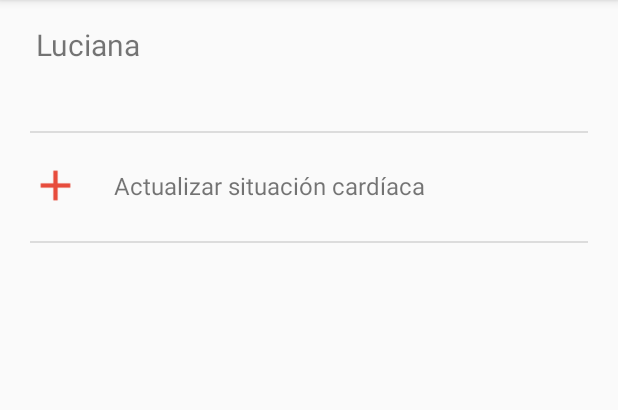
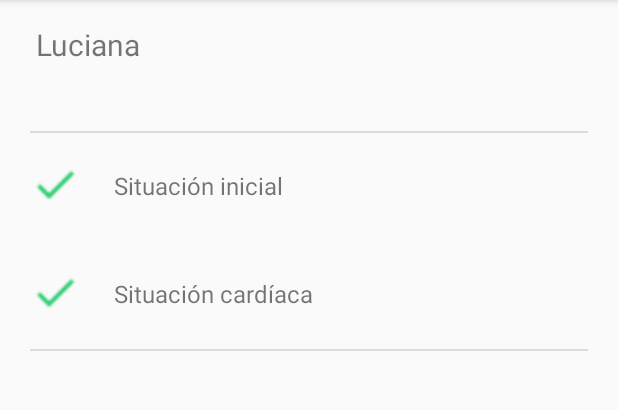
Before and after one commit to luacevedo/heart-baymax, an Android app: the PatientPageFragment screen opened directly, with no data from a screen before it, on a phone screen of 412 x 824 dp, the part 84-494 px from its top. Run offline under Robolectric (Android 15) with nearby library versions, the phone set to English and light mode, and no system bars; 4 statements that could not run were skipped.

Commit message:
Added PatientStageView for PatientPage

```diff
--- a/app/src/main/java/com/luacevedo/heartbaymax/Constants.java
+++ b/app/src/main/java/com/luacevedo/heartbaymax/Constants.java
@@ -80,4 +80,8 @@ public class Constants {
         public static final String PRELIMINARY_DIAGNOSIS = "PreliminaryDiagnosis";
     }
 
+    public enum PatientStage {
+        INITIAL_STATE, HEART_SITUATION
+    }
+
 }
--- /dev/null
+++ b/app/src/main/java/com/luacevedo/heartbaymax/interfaces/OnPatientStageClick.java
@@ -0,0 +1,9 @@
+package com.luacevedo.heartbaymax.interfaces;
+
+import com.luacevedo.heartbaymax.Constants;
+
+public interface OnPatientStageClick {
+
+    void onPageStageClick(Constants.PatientStage stage, boolean isCompleted);
+
+}
--- a/app/src/main/java/com/luacevedo/heartbaymax/ui/fragments/HomeFragment.java
+++ b/app/src/main/java/com/luacevedo/heartbaymax/ui/fragments/HomeFragment.java
@@ -84,7 +84,7 @@ public class HomeFragment extends BaseFragment implements View.OnClickListener,
     }
 
     private void getPatientAttributes() {
-        progress = ProgressDialog.show(getActivity(), null, "Cargando", true);
+        progress = ProgressDialog.show(getActivity(), null, getString(R.string.loading), true);
         CallId callId = new CallId(CallOrigin.NEW_PATIENT, CallType.PATIENT_ATTRIBUTES);
         mochiApi.getPatientAttributes(callId, getPatientAttributesCallback());
     }
--- a/app/src/main/java/com/luacevedo/heartbaymax/ui/fragments/PatientPageFragment.java
+++ b/app/src/main/java/com/luacevedo/heartbaymax/ui/fragments/PatientPageFragment.java
@@ -1,6 +1,7 @@
 package com.luacevedo.heartbaymax.ui.fragments;
 
 import android.os.Bundle;
+import android.util.Log;
 import android.view.LayoutInflater;
 import android.view.View;
 import android.view.ViewGroup;
@@ -11,18 +12,21 @@ import android.widget.TextView;
 import com.luacevedo.heartbaymax.Constants;
 import com.luacevedo.heartbaymax.R;
 import com.luacevedo.heartbaymax.helpers.IntentFactory;
+import com.luacevedo.heartbaymax.helpers.LogInternal;
+import com.luacevedo.heartbaymax.interfaces.OnPatientStageClick;
 import com.luacevedo.heartbaymax.model.patient.Patient;
 import com.luacevedo.heartbaymax.model.patient.PatientAttribute;
 import com.luacevedo.heartbaymax.ui.views.PatientAttributeView;
+import com.luacevedo.heartbaymax.ui.views.PatientStageView;
 
 import java.util.ArrayList;
 import java.util.List;
 
-public class PatientPageFragment extends BaseFragment implements View.OnClickListener {
+public class PatientPageFragment extends BaseFragment implements OnPatientStageClick {
 
     private Patient patient;
-    private LinearLayout addHeartSituationLayout;
-    private LinearLayout continueDiagnosisLayout;
+    private PatientStageView heartSituationView;
+    private PatientStageView initialSituationView;
     private LinearLayout patientContentLayout;
     private TextView patientName;
 
@@ -44,15 +48,16 @@ public class PatientPageFragment extends BaseFragment implements View.OnClickLis
         patientContentLayout = (LinearLayout) view.findViewById(R.id.patient_page_content);
         patientName = (TextView) view.findViewById(R.id.patient_page_name);
         patientName.setText(patient.getName());
-        addHeartSituationLayout = (LinearLayout) view.findViewById(R.id.add_heart_situation_layout);
-        addHeartSituationLayout.setOnClickListener(this);
-        continueDiagnosisLayout = (LinearLayout) view.findViewById(R.id.continue_diagnosis_layout);
-        continueDiagnosisLayout.setOnClickListener(this);
+        initialSituationView = (PatientStageView) view.findViewById(R.id.initial_state_stage);
+        initialSituationView.setupView(Constants.PatientStage.INITIAL_STATE, true, this);
+        heartSituationView = (PatientStageView) view.findViewById(R.id.heart_situation_stage);
+        heartSituationView.setupView(Constants.PatientStage.HEART_SITUATION, true, this);
     }
 
     private void addPatientAttributes() {
         List<PatientAttribute> essentialSymptomsList = new ArrayList<>();
         List<PatientAttribute> secondarySymptomsList = new ArrayList<>();
+        List<PatientAttribute> preliminaryDiagnosisList = new ArrayList<>();
         for (PatientAttribute attribute : patient.getAttributesMap().values()) {
             String root = attribute.getAttribute().getRootParent();
             switch (root) {
@@ -62,6 +67,9 @@ public class PatientPageFragment extends BaseFragment implements View.OnClickLis
                 case Constants.Patient.SECONDARY_SYMPTOMS:
                     secondarySymptomsList.add(attribute);
                     break;
+                case Constants.Patient.PRELIMINARY_DIAGNOSIS:
+                    preliminaryDiagnosisList.add(attribute);
+                    break;
                 default:
                     break;
             }
@@ -69,6 +77,7 @@ public class PatientPageFragment extends BaseFragment implements View.OnClickLis
 
         addValuesToLayout(essentialSymptomsList);
         addValuesToLayout(secondarySymptomsList);
+        addValuesToLayout(preliminaryDiagnosisList);
     }
 
     private void addValuesToLayout(List<PatientAttribute> list) {
@@ -79,16 +88,19 @@ public class PatientPageFragment extends BaseFragment implements View.OnClickLis
         }
     }
 
-    @Override
-    public void onClick(View v) {
-        if (v.getId() == R.id.add_heart_situation_layout) {
-
-        } else if (v.getId() == R.id.continue_diagnosis_layout) {
-            startActivity(IntentFactory.getRulesExecutionActivityIntent(patient));
-        }
-    }
-
     public void setPatient(Patient patient) {
         this.patient = patient;
     }
+
+    @Override
+    public void onPageStageClick(Constants.PatientStage stage, boolean isCompleted) {
+        switch (stage) {
+            case INITIAL_STATE:
+                Log.e("LULI","INITIAL STATE");
+                break;
+            case HEART_SITUATION:
+                Log.e("LULI","HEART SITUATION");
+                break;
+        }
+    }
 }
--- /dev/null
+++ b/app/src/main/java/com/luacevedo/heartbaymax/ui/views/PatientStageView.java
@@ -0,0 +1,67 @@
+package com.luacevedo.heartbaymax.ui.views;
+
+import android.content.Context;
+import android.content.Intent;
+import android.util.AttributeSet;
+import android.view.View;
+import android.widget.ImageView;
+import android.widget.LinearLayout;
+import android.widget.TextView;
+
+import com.luacevedo.heartbaymax.Constants;
+import com.luacevedo.heartbaymax.R;
+import com.luacevedo.heartbaymax.interfaces.OnPatientStageClick;
+
+public class PatientStageView extends LinearLayout implements View.OnClickListener {
+
+    private TextView textView;
+    private ImageView image;
+    private LinearLayout layout;
+    private Constants.PatientStage stage;
+    private boolean isCompleted;
+    private OnPatientStageClick onClickListener;
+
+    public PatientStageView(Context context) {
+        super(context);
+        inflate(getContext(), R.layout.view_patient_stage, this);
+    }
+
+    public PatientStageView(Context context, AttributeSet attrs) {
+        super(context, attrs);
+        inflate(getContext(), R.layout.view_patient_stage, this);
+    }
+
+    public PatientStageView(Context context, AttributeSet attrs, int defStyleAttr) {
+        super(context, attrs, defStyleAttr);
+        inflate(getContext(), R.layout.view_patient_stage, this);
+    }
+
+    public void setupView(Constants.PatientStage stage, boolean isCompleted, OnPatientStageClick onClickListener) {
+        this.stage = stage;
+        this.isCompleted = isCompleted;
+        this.onClickListener = onClickListener;
+        textView = (TextView) findViewById(R.id.patient_stage_text);
+        layout = (LinearLayout) findViewById(R.id.patient_stage_layout);
+        layout.setOnClickListener(this);
+        image = (ImageView) findViewById(R.id.patient_stage_img);
+        image.setImageResource(isCompleted ? R.drawable.ic_tick : R.drawable.ic_plus_red);
+
+        setTextViewText(stage, isCompleted);
+    }
+
+    private void setTextViewText(Constants.PatientStage stage, boolean isCompleted) {
+        switch (stage) {
+            case INITIAL_STATE:
+                textView.setText(isCompleted ? R.string.initial_situation : R.string.enter_initial_situation);
+                break;
+            case HEART_SITUATION:
+                textView.setText(isCompleted ? R.string.heart_situation : R.string.enter_heart_situation);
+                break;
+        }
+    }
+
+    @Override
+    public void onClick(View v) {
+        onClickListener.onPageStageClick(this.stage, this.isCompleted);
+    }
+}
--- a/app/src/main/res/layout/fragment_patient_page.xml
+++ b/app/src/main/res/layout/fragment_patient_page.xml
@@ -38,39 +38,25 @@
             android:background="@color/divider"
             android:paddingBottom="@dimen/large_padding"/>
 
-        <LinearLayout
-            android:id="@+id/add_heart_situation_layout"
+        <com.luacevedo.heartbaymax.ui.views.PatientStageView
+            android:id="@+id/initial_state_stage"
             android:layout_width="match_parent"
-            android:layout_height="wrap_content"
-            android:paddingTop="16dp"
-            android:paddingBottom="10dp"
-            android:clickable="true"
-            android:background="?attr/selectableItemBackground"
-            android:orientation="horizontal">
+            android:layout_height="wrap_content">
 
-            <ImageView
-                android:layout_width="38dp"
-                android:layout_height="38dp"
-                android:paddingLeft="4dp"
-                android:layout_gravity="center_vertical"
-                android:src="@drawable/ic_plus_red" />
+        </com.luacevedo.heartbaymax.ui.views.PatientStageView>
 
-            <TextView
-                android:layout_width="wrap_content"
-                android:layout_height="wrap_content"
-                android:paddingLeft="22dp"
-                android:textSize="16sp"
-                android:layout_gravity="center_vertical"
-                android:text="@string/update_heart_situation"/>
+        <com.luacevedo.heartbaymax.ui.views.PatientStageView
+            android:id="@+id/heart_situation_stage"
+            android:layout_width="match_parent"
+            android:layout_height="wrap_content">
 
-        </LinearLayout>
+        </com.luacevedo.heartbaymax.ui.views.PatientStageView>
 
         <View
             android:layout_width="match_parent"
             android:layout_height="@dimen/one_dp"
             android:layout_marginLeft="@dimen/small_padding"
             android:layout_marginRight="@dimen/small_padding"
-            android:layout_marginTop="8dp"
             android:background="@color/divider"
             android:paddingBottom="@dimen/large_padding"/>
 
--- /dev/null
+++ b/app/src/main/res/layout/view_patient_stage.xml
@@ -0,0 +1,27 @@
+<?xml version="1.0" encoding="utf-8"?>
+<LinearLayout android:id="@+id/patient_stage_layout"
+    android:layout_width="match_parent"
+    android:layout_height="wrap_content"
+    android:paddingTop="16dp"
+    android:paddingBottom="18dp"
+    android:clickable="true"
+    android:background="?attr/selectableItemBackground"
+    android:orientation="horizontal"
+    xmlns:android="http://schemas.android.com/apk/res/android">
+
+    <ImageView
+        android:id="@+id/patient_stage_img"
+        android:layout_width="38dp"
+        android:layout_height="38dp"
+        android:paddingLeft="4dp"
+        android:layout_gravity="center_vertical" />
+
+    <TextView
+        android:id="@+id/patient_stage_text"
+        android:layout_width="wrap_content"
+        android:layout_height="wrap_content"
+        android:paddingLeft="22dp"
+        android:textSize="16sp"
+        android:layout_gravity="center_vertical"/>
+
+</LinearLayout>
--- a/app/src/main/res/values/strings.xml
+++ b/app/src/main/res/values/strings.xml
@@ -11,5 +11,9 @@
     <string name="edit_complementary_tests">Editar exámenes complementarios</string>
     <string name="patients">Pacientes:</string>
     <string name="continue_diagnosis">Continuar diagnostico</string>
-    <string name="update_heart_situation">Actualizar situación cardíaca</string>
+    <string name="enter_heart_situation">Ingresar situación cardíaca</string>
+    <string name="loading">Cargando</string>
+    <string name="heart_situation">Situación cardíaca</string>
+    <string name="initial_situation">Situación inicial</string>
+    <string name="enter_initial_situation">Ingresar situación inicial</string>
 </resources>
```
Also changed, not shown: app/src/main/java/com/luacevedo/heartbaymax/ui/activities/PreliminaryDiagnosisActivity.java (+31 -5 lines), app/src/main/java/com/luacevedo/heartbaymax/ui/activities/RulesExecutionActivity.java (+1 -23 lines), app/src/main/java/com/luacevedo/heartbaymax/ui/fragments/RulesExecutionFragment.java (+0 -8 lines), app/src/main/java/com/luacevedo/heartbaymax/utils/RulesExecutor.java (added, +64 -0 lines), app/src/main/res/drawable/ic_tick.png (added).
